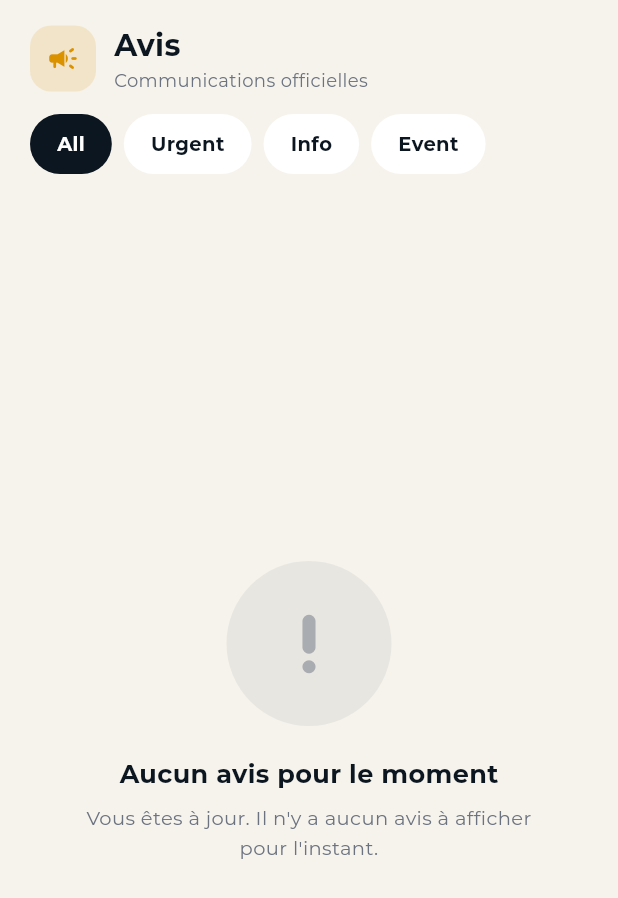
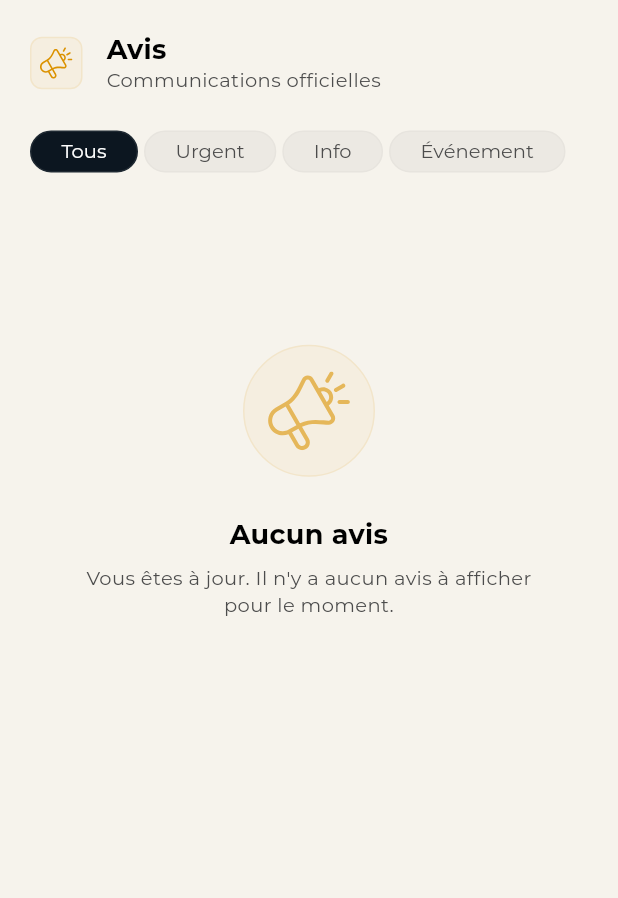
Before and after one commit to Amelia-aymen08/mobile_app_gestion, a Flutter app: the NoticesScreen screen opened directly, on a phone screen of 412 x 824 dp. Shown: the top 898 px of the screen. Run offline on Flutter 3.47's test engine with Material 3 defaults, Android fonts, the phone set to English and light mode, and no system bars; our stand-ins replace file_picker, flutter_local_notifications, flutter_svg, shared_preferences; accounts and stored records are empty; network calls fail; project files that could hold a hidden picture were left out.

Commit message:
Refait l'ecran Avis et ajuste la carte residence et l'avatar
Ecran Avis d'apres la frame Notices LT (837:1938) : en-tete avec pastille
d'icone, titre et sous-titre, compteur ambre des non-lus ; rangee de
filtres Tous / Urgent / Info / Evenement, la puce active prenant la
surface sombre de la barre de navigation comme dans la maquette ; cartes
d'avis avec horodatage, pastille de categorie surmontee du point ambre
des non-lus, et « Lire la suite » aligne a droite. Une fois lu, titre et
corps passent au gris et le point disparait.

Deux composants nouveaux, reutilisables : GiScreenHeader et GiFilterChip.

Carte residence : la bordure ambre passe de 20 a 55 % d'opacite, la
valeur du Figma la rendant presque invisible a l'ecran.

Avatar : la photo du Figma remplace l'initiale et l'icone generique, avec
un trait ambre de 1 seulement. Elle est recadree sur le visage sans
deformation, comme le fait la maquette, et ramenee a 192 px.

Respiration en haut d'ecran : la maquette place l'en-tete a 22 sous la
barre d'etat. Sur un ecran sans encoche SafeArea ne retire rien et le
titre collait au bord ; l'ecart passe alors a 32.

`intl` exporte un type TextDirection qui masquait celui de Flutter et
cassait la lecture du sens d'ecriture : il est desormais ecarte.

Co-Authored-By: Claude Opus 5 <noreply@anthropic.com>

```diff
--- a/lib/presentation/screens/notices_screen.dart
+++ b/lib/presentation/screens/notices_screen.dart
@@ -1,8 +1,17 @@
 // ignore_for_file: use_build_context_synchronously
 import 'package:flutter/material.dart';
-import 'package:intl/intl.dart';
+// `intl` exporte aussi un type TextDirection, qui masque celui de Flutter et
+// casse la lecture du sens d'ecriture.
+import 'package:intl/intl.dart' hide TextDirection;
+import 'package:flutter_svg/flutter_svg.dart';
+
+import '../../data/api_service.dart';
+import '../../l10n/app_localizations.dart';
 import '../theme/app_theme.dart';
-import '../../data/api_service.dart';
+import '../theme/design_tokens.dart';
+import '../theme/gi_colors.dart';
+import '../widgets/gi_card.dart';
+import '../widgets/gi_header.dart';
 
 class NoticesScreen extends StatefulWidget {
   const NoticesScreen({super.key});
@@ -68,104 +77,110 @@ class _NoticesScreenState extends State<NoticesScreen> {
 
   @override
   Widget build(BuildContext context) {
-    final dark = Theme.of(context).brightness == Brightness.dark;
-    final fg = dark ? Colors.white : brandNavy;
-    final muted = dark ? darkMuted : const Color(0xFF6B7280);
+    final c = GiColors.of(context);
+    final t = AppL10n.of(context);
+
+    final labels = {
+      'ALL': t.filterAll,
+      'URGENT': t.filterUrgent,
+      'INFO': t.filterInfo,
+      'EVENT': t.filterEvent,
+    };
 
     final filtered = _notices.whereType<Map>().where((n) {
       if (_filter == 'ALL') return true;
       return (n['category'] ?? '').toString().toUpperCase() == _filter;
     }).toList();
-    final unreadCount = _notices.whereType<Map>().where((n) => n['isRead'] != true).length;
+    final unreadCount =
+        _notices.whereType<Map>().where((n) => n['isRead'] != true).length;
 
     return Scaffold(
-      backgroundColor: dark ? darkSurface : brandCream,
+      backgroundColor: c.scaffold,
       body: SafeArea(
+        bottom: false,
         child: Column(
           children: [
+            // Figma : en-tete a 66, filtres a 126, liste a 174.
             Padding(
-              padding: const EdgeInsets.fromLTRB(20, 16, 20, 0),
-              child: Row(
-                children: [
-                  Container(
-                    width: 44,
-                    height: 44,
-                    decoration: BoxDecoration(
-                        color: brandAmber.withValues(alpha: 0.15), borderRadius: BorderRadius.circular(14)),
-                    alignment: Alignment.center,
-                    child: const Icon(Icons.campaign_rounded, color: brandAmber, size: 22),
-                  ),
-                  const SizedBox(width: 12),
-                  Expanded(
-                    child: Column(
-                      crossAxisAlignment: CrossAxisAlignment.start,
-                      children: [
-                        Text('Avis', style: TextStyle(color: fg, fontWeight: FontWeight.w800, fontSize: 20)),
-                        Text('Communications officielles', style: TextStyle(color: muted, fontSize: 12)),
-                      ],
+              padding: const EdgeInsets.fromLTRB(
+                  FigSpace.pagePadding, 22, FigSpace.pagePadding, 0),
+              child: GiScreenHeader(
+                iconAsset: 'assets/figma/icons/notice_20.svg',
+                accent: FigAccent.amber,
+                title: t.notices,
+                subtitle: t.noticesSubtitle,
+                badge: unreadCount > 0 ? t.newCount(unreadCount) : null,
               ),
             ),
-                  if (unreadCount > 0)
-                    Container(
-                      padding: const EdgeInsets.symmetric(horizontal: 10, vertical: 5),
-                      decoration: BoxDecoration(color: brandAmber, borderRadius: BorderRadius.circular(20)),
-                      child: Text('$unreadCount nouveau${unreadCount > 1 ? 'x' : ''}',
-                          style: const TextStyle(color: Colors.white, fontSize: 11, fontWeight: FontWeight.w700)),
+            const SizedBox(height: 25),
+            SizedBox(
+              height: 28,
+              child: ListView.separated(
+                scrollDirection: Axis.horizontal,
+                padding: const EdgeInsets.symmetric(
+                    horizontal: FigSpace.pagePadding),
+                itemCount: _categories.length,
+                separatorBuilder: (_, __) => const SizedBox(width: FigSpace.xs),
+                itemBuilder: (_, i) {
+                  final key = _categories.keys.elementAt(i);
+                  return GiFilterChip(
+                    label: labels[key] ?? key,
+                    selected: _filter == key,
+                    onTap: () => setState(() => _filter = key),
+                  );
+                },
+              ),
+            ),
+            const SizedBox(height: FigSpace.xl),
+            Expanded(
+              child: _loading
+                  ? const Center(
+                      child: CircularProgressIndicator(color: FigBrand.amber))
+                  : RefreshIndicator(
+                      color: FigBrand.amber,
+                      backgroundColor: c.card,
+                      onRefresh: _load,
+                      child: filtered.isEmpty
+                          ? ListView(
+                              physics:
+                                  const AlwaysScrollableScrollPhysics(),
+                              children: [
+                                SizedBox(
+                                    height: MediaQuery.sizeOf(context).height *
+                                        0.12),
+                                _emptyState(c, t),
+                              ],
+                            )
+                          : ListView.separated(
+                              padding: const EdgeInsets.fromLTRB(
+                                  FigSpace.pagePadding, 0,
+                                  FigSpace.pagePadding, 150),
+                              physics: const AlwaysScrollableScrollPhysics(),
+                              itemCount: filtered.length,
+                              separatorBuilder: (_, __) =>
+                                  const SizedBox(height: FigSpace.lg),
+                              itemBuilder: (context, i) => _noticeCard(
+                                  c, t, Map<String, dynamic>.from(filtered[i])),
+                            ),
+                    ),
             ),
           ],
         ),
       ),
-            const SizedBox(height: 14),
-            SizedBox(
-              height: 40,
-              child: ListView(
-                scrollDirection: Axis.horizontal,
-                padding: const EdgeInsets.symmetric(horizontal: 20),
-                children: _categories.entries.map((e) {
-                  final active = _filter == e.key;
-                  return Padding(
-                    padding: const EdgeInsets.only(right: 8),
-                    child: GestureDetector(
-                      onTap: () => setState(() => _filter = e.key),
-                      child: Container(
-                        padding: const EdgeInsets.symmetric(horizontal: 18, vertical: 9),
-                        decoration: BoxDecoration(
-                          color: active ? (dark ? brandAmber : brandNavy) : (dark ? darkCard : Colors.white),
-                          borderRadius: BorderRadius.circular(20),
-                        ),
-                        alignment: Alignment.center,
-                        child: Text(e.value,
-                            style: TextStyle(
-                                color: active ? (dark ? brandNavy : Colors.white) : fg,
-                                fontWeight: FontWeight.w600,
-                                fontSize: 13)),
-                      ),
-                    ),
     );
-                }).toList(),
-              ),
-            ),
-            const SizedBox(height: 10),
-            Expanded(
-              child: _loading
-                  ? const Center(child: CircularProgressIndicator())
-                  : filtered.isEmpty
-                      ? _emptyState(fg, muted)
-                      : RefreshIndicator(
-                          onRefresh: _load,
-                          child: ListView.builder(
-                            padding: const EdgeInsets.fromLTRB(20, 4, 20, 24),
-                            physics: const AlwaysScrollableScrollPhysics(),
-                            itemCount: filtered.length,
-                            itemBuilder: (context, i) {
-                              final n = Map<String, dynamic>.from(filtered[i]);
+  }
+
+  /// Carte d'avis — composant "Notice Card" du Figma (837:1940).
+  /// Padding 16, ecart 16 entre les trois blocs, ecart 6 dans le texte.
+  /// Une fois lu, titre et corps passent au gris et la pastille disparait.
+  Widget _noticeCard(GiColors c, AppL10n t, Map<String, dynamic> n) {
     final category = (n['category'] ?? 'INFO').toString().toUpperCase();
     final isRead = n['isRead'] == true;
-                              final color = _categoryColor(category);
+    final accent = _categoryColor(category);
+    final titleColor = isRead ? c.textFaint : c.textBody;
+    final bodyColor = isRead ? c.textFaint : c.textBody;
 
-                              return Padding(
-                                padding: const EdgeInsets.only(bottom: 12),
-                                child: GestureDetector(
+    return GiCard(
       onTap: () async {
         if (!isRead) {
           _api.markAnnouncementRead(n['id'].toString()).catchError((_) {});
@@ -176,120 +191,126 @@ class _NoticesScreenState extends State<NoticesScreen> {
         );
         _load();
       },
-                                  child: Container(
-                                    padding: const EdgeInsets.all(16),
-                                    decoration: BoxDecoration(
-                                      color: dark ? darkCard : Colors.white,
-                                      borderRadius: BorderRadius.circular(18),
+      child: Column(
+        crossAxisAlignment: CrossAxisAlignment.stretch,
+        children: [
+          Text(
+            _dayTimeLabel((n['publishAt'] ?? n['createdAt'])?.toString()),
+            style: FigText.caption.copyWith(color: c.textMuted),
           ),
-                                    child: Row(
+          const SizedBox(height: FigSpace.xl),
+          Row(
             crossAxisAlignment: CrossAxisAlignment.start,
             children: [
               Stack(
+                clipBehavior: Clip.none,
                 children: [
-                                            Container(
-                                              width: 40,
-                                              height: 40,
-                                              decoration: BoxDecoration(
-                                                  color: color.withValues(alpha: 0.14),
-                                                  borderRadius: BorderRadius.circular(12)),
-                                              alignment: Alignment.center,
-                                              child: Icon(
-                                                category == 'URGENT'
-                                                    ? Icons.warning_amber_rounded
-                                                    : category == 'EVENT'
-                                                        ? Icons.event_rounded
-                                                        : Icons.info_outline_rounded,
-                                                color: color,
-                                                size: 20,
+                  GiIconChip(
+                    accent: accent,
+                    size: FigSize.chipSm,
+                    radius: FigRadius.pill,
+                    icon: SvgPicture.asset(
+                      'assets/figma/icons/notice_card_20.svg',
+                      width: 17,
+                      height: 12,
+                      colorFilter:
+                          ColorFilter.mode(accent, BlendMode.srcIn),
                     ),
                   ),
                   if (!isRead)
-                                              Positioned(
-                                                top: 0,
-                                                right: 0,
+                    PositionedDirectional(
+                      top: -3,
+                      start: 21,
                       child: Container(
-                                                  width: 9,
-                                                  height: 9,
-                                                  decoration: BoxDecoration(
-                                                    color: brandAmber,
-                                                    shape: BoxShape.circle,
-                                                    border: Border.all(color: dark ? darkCard : Colors.white, width: 2),
-                                                  ),
+                        width: 8,
+                        height: 8,
+                        decoration: const BoxDecoration(
+                            color: FigBrand.amber, shape: BoxShape.circle),
                       ),
                     ),
                 ],
               ),
-                                        const SizedBox(width: 12),
+              const SizedBox(width: FigSpace.xl),
               Expanded(
                 child: Column(
                   crossAxisAlignment: CrossAxisAlignment.start,
                   children: [
-                                              Text(_dayTimeLabel((n['publishAt'] ?? n['createdAt'])?.toString()),
-                                                  style: TextStyle(color: muted, fontSize: 11)),
-                                              const SizedBox(height: 4),
-                                              Text((n['title'] ?? '').toString(),
-                                                  style: TextStyle(
-                                                      color: fg, fontWeight: FontWeight.w800, fontSize: 15)),
-                                              const SizedBox(height: 4),
-                                              Text((n['body'] ?? '').toString(),
+                    Text(
+                      (n['title'] ?? '').toString(),
                       maxLines: 2,
                       overflow: TextOverflow.ellipsis,
-                                                  style: TextStyle(color: muted, fontSize: 13, height: 1.4)),
-                                              const SizedBox(height: 8),
-                                              const Row(
-                                                mainAxisSize: MainAxisSize.min,
-                                                children: [
-                                                  Text('Lire la suite',
-                                                      style: TextStyle(
-                                                          color: brandAmber,
-                                                          fontWeight: FontWeight.w700,
-                                                          fontSize: 12)),
-                                                  Icon(Icons.chevron_right_rounded, size: 16, color: brandAmber),
-                                                ],
+                      style: FigText.statValue
+                          .copyWith(height: 1.2, color: titleColor),
+                    ),
+                    const SizedBox(height: FigSpace.sm),
+                    Text(
+                      (n['body'] ?? '').toString(),
+                      maxLines: 2,
+                      overflow: TextOverflow.ellipsis,
+                      style: FigText.body.copyWith(color: bodyColor),
                     ),
                   ],
                 ),
               ),
             ],
           ),
-                                  ),
-                                ),
-                              );
-                            },
-                          ),
+          const SizedBox(height: FigSpace.xl),
+          Align(
+            alignment: AlignmentDirectional.centerEnd,
+            child: Row(
+              mainAxisSize: MainAxisSize.min,
+              children: [
+                Text(t.readMore,
+                    style: FigText.caption.copyWith(color: c.textBody)),
+                const SizedBox(width: FigSpace.xs),
+                Transform.flip(
+                  flipX: Directionality.of(context) == TextDirection.rtl,
+                  child: SvgPicture.asset(
+                    'assets/figma/icons/arrow_readmore.svg',
+                    width: 9,
+                    height: 8,
+                    colorFilter:
+                        ColorFilter.mode(c.textBody, BlendMode.srcIn),
                   ),
                 ),
               ],
             ),
           ),
+        ],
+      ),
     );
   }
 
-  Widget _emptyState(Color fg, Color muted) => Center(
-        child: Padding(
+  /// Etat vide — frame "Empty Notices" du Figma.
+  Widget _emptyState(GiColors c, AppL10n t) => Padding(
         padding: const EdgeInsets.symmetric(horizontal: 40),
         child: Column(
           mainAxisSize: MainAxisSize.min,
           children: [
-              Container(
-                width: 110,
-                height: 110,
-                decoration: BoxDecoration(shape: BoxShape.circle, color: muted.withValues(alpha: 0.10)),
-                alignment: Alignment.center,
-                child: Icon(Icons.priority_high_rounded, size: 52, color: muted.withValues(alpha: 0.5)),
+            GiIconChip(
+              accent: FigAccent.amber,
+              size: 88,
+              radius: 44,
+              icon: SvgPicture.asset(
+                'assets/figma/icons/notice_20.svg',
+                width: 36,
+                height: 36,
+                colorFilter: ColorFilter.mode(
+                    FigBrand.amber.withValues(alpha: 0.6), BlendMode.srcIn),
               ),
-              const SizedBox(height: 20),
-              Text('Aucun avis pour le moment',
-                  style: TextStyle(color: fg, fontWeight: FontWeight.w800, fontSize: 17)),
-              const SizedBox(height: 8),
+            ),
+            const SizedBox(height: FigSpace.xxl),
+            Text(t.emptyNoticesTitle,
+                textAlign: TextAlign.center,
+                style: FigText.titleMd
+                    .copyWith(fontSize: 18, color: c.textBody)),
+            const SizedBox(height: FigSpace.md),
             Text(
-                "Vous êtes à jour. Il n'y a aucun avis à afficher pour l'instant.",
+              t.emptyNoticesBody,
               textAlign: TextAlign.center,
-                style: TextStyle(color: muted, fontSize: 13, height: 1.5),
+              style: FigText.body.copyWith(height: 1.36, color: c.textMuted),
             ),
           ],
-          ),
         ),
       );
 }
--- a/lib/presentation/theme/gi_colors.dart
+++ b/lib/presentation/theme/gi_colors.dart
@@ -2,7 +2,10 @@ import 'package:flutter/material.dart';
 import 'design_tokens.dart';
 
 // Teintes semi-transparentes recurrentes du Figma.
-final _amber20 = FigBrand.amber.withValues(alpha: 0.20);
+// Le Figma pose la bordure de la carte residence a 20 % d'ambre, ce qui la
+// rend presque invisible a l'ecran. Elle est montee a 55 % pour que le liere
+// dore se voie, comme demande.
+final _amber20 = FigBrand.amber.withValues(alpha: 0.55);
 final _black05 = Colors.black.withValues(alpha: 0.05);
 final _black02 = Colors.black.withValues(alpha: 0.02);
 final _white05 = Colors.white.withValues(alpha: 0.05);
```
Also changed, not shown: lib/presentation/screens/resident_home_screen.dart (+15 -6 lines), lib/presentation/screens/resident_profile_screen.dart (+9 -8 lines), assets/figma/avatar.png (added). Lines whose indentation alone changed are shown as unchanged.
